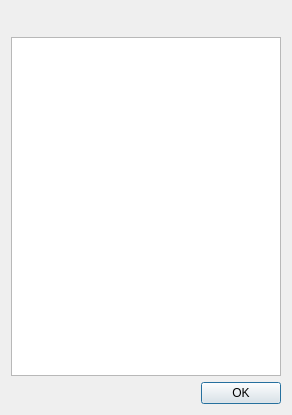
This is plugin/xabout_dialog_base.ui in IZSVenezie/VetEpiGIS-Stat as Qt 5 draws it before an edit. The edited form follows.
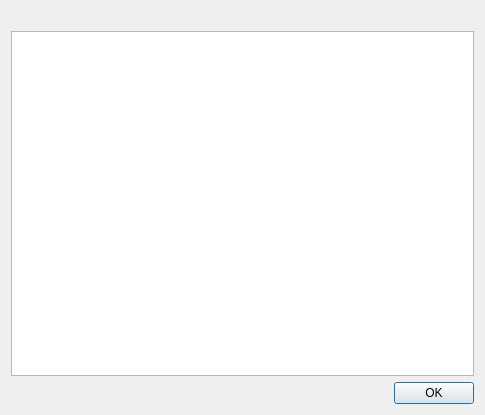
This is the edited form.

```diff
--- a/plugin/xabout_dialog_base.ui
+++ b/plugin/xabout_dialog_base.ui
@@ -6,7 +6,7 @@
    <rect>
     <x>0</x>
     <y>0</y>
-    <width>292</width>
+    <width>485</width>
     <height>415</height>
    </rect>
   </property>
@@ -15,26 +15,7 @@
   </property>
   <layout class="QGridLayout" name="gridLayout">
    <item row="0" column="0" colspan="2">
-    <spacer name="horizontalSpacer">
-     <property name="orientation">
-      <enum>Qt::Horizontal</enum>
-     </property>
-     <property name="sizeHint" stdset="0">
-      <size>
-       <width>256</width>
-       <height>20</height>
-      </size>
-     </property>
-    </spacer>
-   </item>
-   <item row="0" column="2">
     <widget class="QLabel" name="label">
-     <property name="maximumSize">
-      <size>
-       <width>161</width>
-       <height>111</height>
-      </size>
-     </property>
      <property name="text">
       <string/>
      </property>
@@ -43,7 +24,7 @@
      </property>
     </widget>
    </item>
-   <item row="1" column="0" colspan="3">
+   <item row="1" column="0" colspan="2">
     <widget class="QTextEdit" name="textEdit"/>
    </item>
    <item row="2" column="0">
@@ -59,7 +40,7 @@
      </property>
     </spacer>
    </item>
-   <item row="2" column="1" colspan="2">
+   <item row="2" column="1">
     <widget class="QDialogButtonBox" name="buttonBox">
      <property name="orientation">
       <enum>Qt::Horizontal</enum>
```
